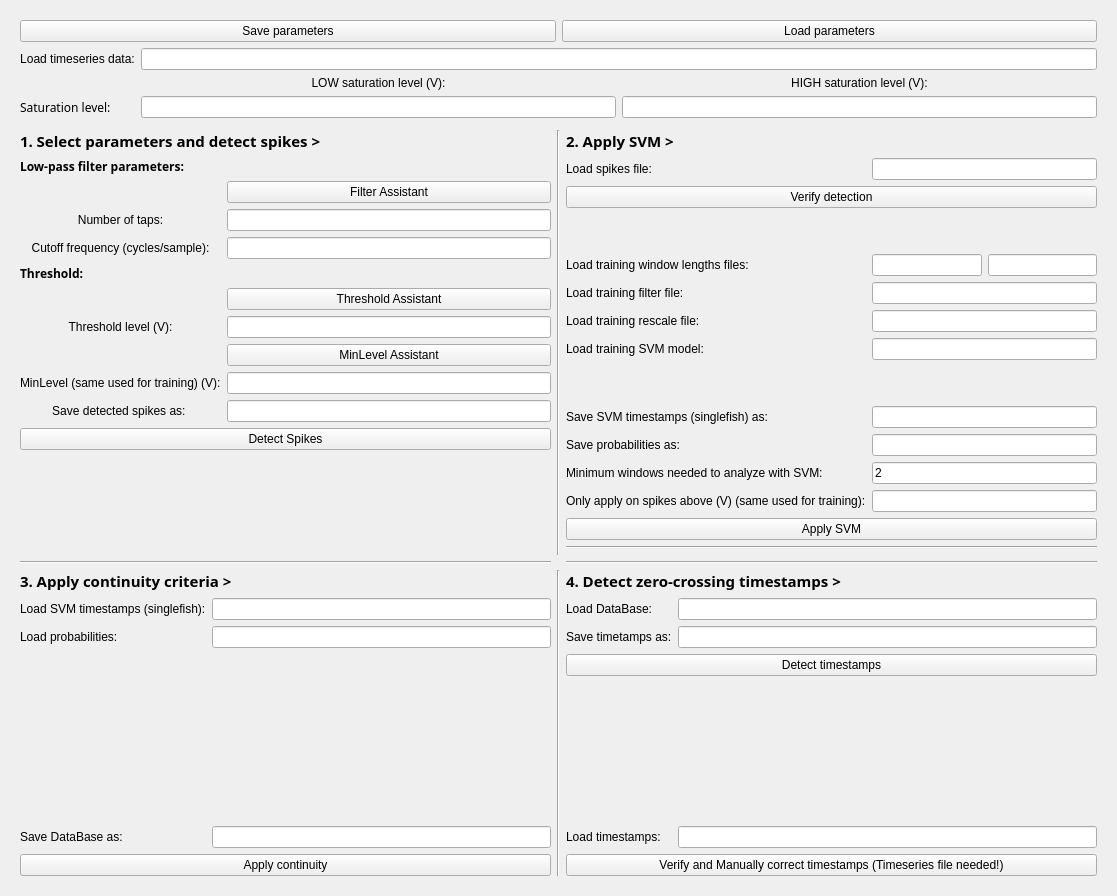
Qt form gui/discriminate_interface.ui (neurobiofisica/gymnotools) before a commit.
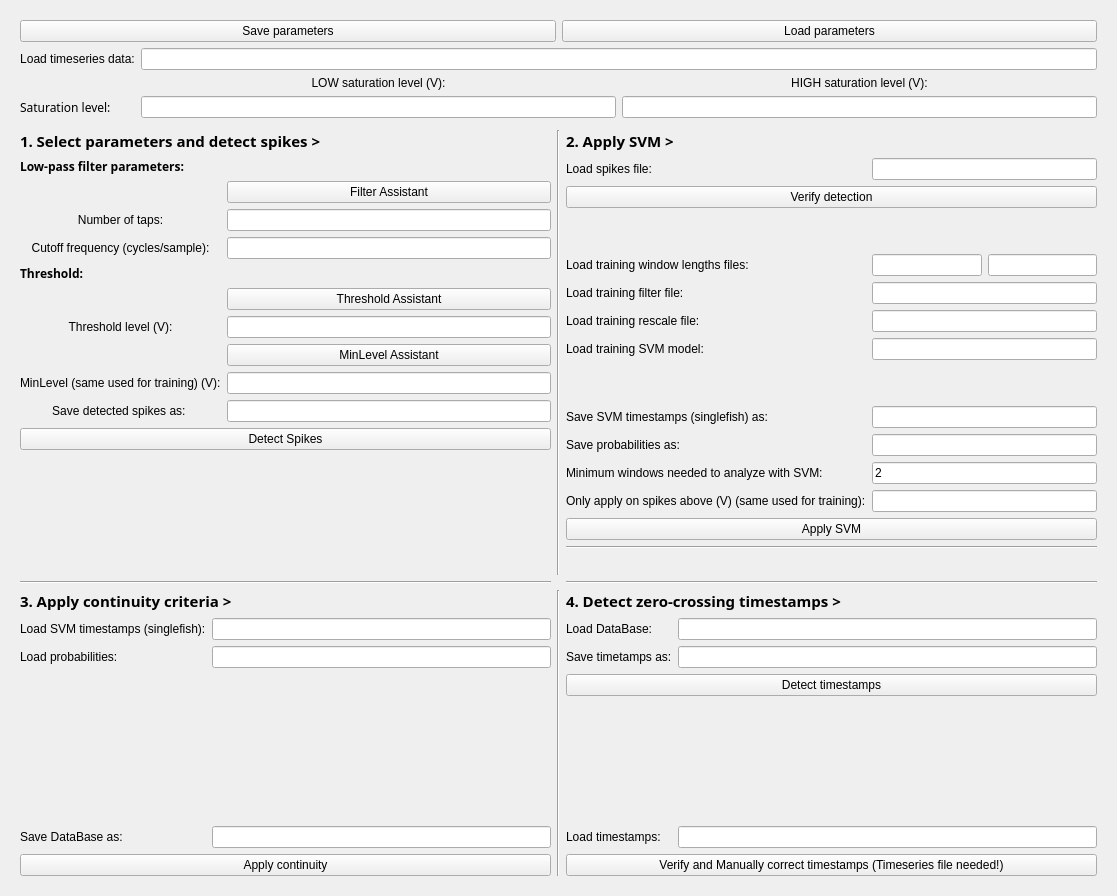
The same form after that commit. Icons and pictures are not drawn. Custom widgets are drawn as their Qt base class.

Commit message: Alterado KPixmap para label com pixmap

Patch:
```diff
--- a/gui/discriminate_interface.ui
+++ b/gui/discriminate_interface.ui
@@ -44,13 +44,6 @@
        </rect>
       </property>
       <layout class="QGridLayout" name="gridLayout_2">
-       <item row="3" column="1" rowspan="3">
-        <widget class="Line" name="line_2">
-         <property name="orientation">
-          <enum>Qt::Vertical</enum>
-         </property>
-        </widget>
-       </item>
        <item row="3" column="2">
         <layout class="QVBoxLayout" name="step2Layout" stretch="0,0">
          <item>
@@ -377,7 +370,7 @@
          </item>
         </layout>
        </item>
-       <item row="7" column="0">
+       <item row="8" column="0">
         <layout class="QVBoxLayout" name="step3Layout" stretch="0,0">
          <item>
           <widget class="ClickQLabel" name="step3TitleLabel">
@@ -464,35 +457,28 @@
          </property>
         </widget>
        </item>
-       <item row="5" column="2">
-        <widget class="KPixmapRegionSelectorWidget" name="logoPixMap">
-         <property name="pixmap">
-          <pixmap>../../../Dropbox/LogoClaro_comLogo_w580.png</pixmap>
-         </property>
-        </widget>
-       </item>
-       <item row="6" column="0">
+       <item row="7" column="0">
         <widget class="Line" name="line">
          <property name="orientation">
           <enum>Qt::Horizontal</enum>
          </property>
         </widget>
        </item>
-       <item row="6" column="2">
+       <item row="7" column="2">
         <widget class="Line" name="line_5">
          <property name="orientation">
           <enum>Qt::Horizontal</enum>
          </property>
         </widget>
        </item>
-       <item row="7" column="1">
+       <item row="8" column="1">
         <widget class="Line" name="line_4">
          <property name="orientation">
           <enum>Qt::Vertical</enum>
          </property>
         </widget>
        </item>
-       <item row="7" column="2">
+       <item row="8" column="2">
         <layout class="QVBoxLayout" name="step4Layout">
          <item>
           <widget class="ClickQLabel" name="step4TitleLabel">
@@ -651,6 +637,23 @@
          </item>
         </layout>
        </item>
+       <item row="6" column="2">
+        <widget class="QLabel" name="label">
+         <property name="text">
+          <string/>
+         </property>
+         <property name="pixmap">
+          <pixmap>LogoClaro_comLogo_w580.png</pixmap>
+         </property>
+        </widget>
+       </item>
+       <item row="3" column="1" rowspan="4">
+        <widget class="Line" name="line_2">
+         <property name="orientation">
+          <enum>Qt::Vertical</enum>
+         </property>
+        </widget>
+       </item>
       </layout>
      </widget>
     </widget>
@@ -658,11 +661,6 @@
   </layout>
  </widget>
  <customwidgets>
-  <customwidget>
-   <class>KPixmapRegionSelectorWidget</class>
-   <extends>QWidget</extends>
-   <header>kpixmapregionselectorwidget.h</header>
-  </customwidget>
   <customwidget>
    <class>ClickQLabel</class>
    <extends>QLabel</extends>
```
The commit also changes 3 other files.
